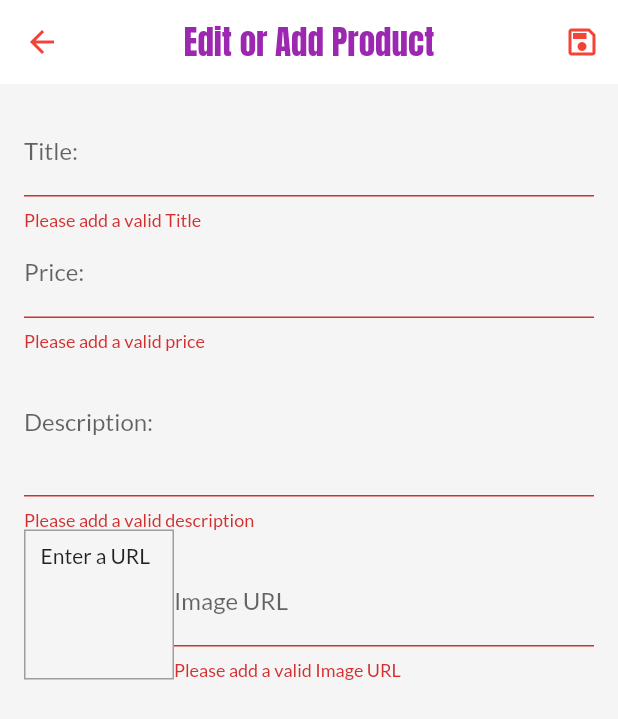
After one commit to josuearroliga/Shop-App, a Flutter app: the EditProductScreen screen opened by its route, after a tap on the "save" icon, on a phone screen of 412 x 824 dp. The commit adds this screen. Shown: the top 719 px of the screen. Run offline on Flutter 3.47's test engine with Material 2 defaults, Android fonts, the phone set to English and light mode, and no system bars; network calls fail.

Commit message:
Added capacity to edit and add new products, also to manage them.

```diff
--- a/lib/providers/products.dart
+++ b/lib/providers/products.dart
@@ -10,7 +10,7 @@ class Products with ChangeNotifier {
       description: 'A red shirt - it is pretty red!',
       price: 29.99,
       imageUrl:
-          'https://cdn.pixabay.com/photo/2016/10/02/22/17/red-t-shirt-1710578_1280.jpg',
+          'https://upload.wikimedia.org/wikipedia/commons/a/aa/T-shirt_serigraphie_1_Couleur.jpg',
     ),
     Product(
       id: 'p2',
@@ -58,9 +58,18 @@ class Products with ChangeNotifier {
   //   notifyListeners();
   // }
 
-  void addProduct() {
+  void addProduct(Product product) {
     //_items.add(value);
     //Will let other widgets know if we made changes in this class.
+    final newProduct = Product(
+      title: product.title,
+      description: product.description,
+      imageUrl: product.imageUrl,
+      price: product.price,
+      id: DateTime.now().toString(),
+    );
+    _items.add(newProduct);
+
     notifyListeners();
   }
 
--- /dev/null
+++ b/lib/screens/edit_product_screen.dart
@@ -0,0 +1,279 @@
+import 'package:flutter/material.dart';
+import 'package:provider/provider.dart';
+
+import '../providers/product.dart';
+import '../providers/products.dart';
+
+class EditProductScreen extends StatefulWidget {
+  static const routeName = '/edit-prod';
+  @override
+  State<EditProductScreen> createState() => _EditProductScreenState();
+}
+
+class _EditProductScreenState extends State<EditProductScreen> {
+  //Manage whcih input is focused.
+  final _priceFocusNode = FocusNode();
+  final _DescFocusNode = FocusNode();
+  final _imageUrlFocusNode = FocusNode();
+  final _imageUrlController = TextEditingController();
+  //This is to interact with the from details, this way we can save its elements.
+  final _form = GlobalKey<FormState>();
+
+//This varioable is createdf to store the textformfiel data once we click on save.
+  var _editedProduct =
+      Product(id: null, title: '', description: '', price: 0, imageUrl: '');
+
+//Creating a map to store the values that we will give to the form when empty.
+  var _initValue = {
+    'title': '',
+    'description': '',
+    'price': '',
+    'imageUrl': '',
+  };
+
+  //DidchangeDependencies controller
+  var isInit = true;
+
+  //We need to dispose the focus nodes after using them since the remain
+  //in memory even if were nto using them.
+  @override
+  void initState() {
+    // TODO: implement initState
+    //Adding this to properly set a listener to the image focus node.
+    _imageUrlFocusNode.addListener(_imageUrlListener);
+    super.initState();
+  }
+
+  @override
+  void dispose() {
+    //All this should be disposed once we have started listening, if not
+    //it will remian in memory.
+    _imageUrlFocusNode.dispose();
+    _DescFocusNode.dispose();
+    _priceFocusNode.dispose();
+    _imageUrlController.dispose();
+    // TODO: implement dispose
+    super.dispose();
+  }
+
+  //This is created to control the preloaded product, before build runs.
+  @override
+  void didChangeDependencies() {
+    if (isInit) {
+      //We gather the prodId received when the navigator pushed this page
+      // and convert it to string.
+      final productId = ModalRoute.of(context).settings.arguments as String;
+      //Checking if we received an argument.
+      if (productId != null) {
+        //Initialize the dummy product here
+        _editedProduct =
+            Provider.of<Products>(context, listen: false).findById(productId);
+        //We assign the edited product values to the map s we can transfer to
+        //the from text fields.
+        _initValue = {
+          'title': _editedProduct.title,
+          'description': _editedProduct.description,
+          'price': _editedProduct.price.toString(),
+          'imageUrl': '',
+        };
+        _imageUrlController.text = _editedProduct.imageUrl;
+      }
+    }
+    //Make it run only once by setting isInit to false.
+    isInit = false;
+    super.didChangeDependencies();
+  }
+
+//If we loose focus we update the UI immediately.
+  void _imageUrlListener() {
+    if (!_imageUrlFocusNode.hasFocus) {
+      setState(() {});
+    }
+  }
+
+  //Saves when we press the save button.
+  //From onFieldSubmitted
+  void _saveForm() {
+    //Validating fields
+    final isValid = _form.currentState.validate();
+    if (!isValid) {
+      return;
+    }
+    _form.currentState.save();
+    //This one calls the add product method inside the products provider to gather the data and create
+    //the nnew product.
+    Provider.of<Products>(context, listen: false).addProduct(_editedProduct);
+    //Go to previous page.
+    Navigator.of(context).pop();
+  }
+
+  @override
+  Widget build(BuildContext context) {
+    return Scaffold(
+      appBar: AppBar(
+        title: Text('Edit or Add Product'),
+        actions: [
+          IconButton(
+            onPressed: _saveForm,
+            icon: Icon(Icons.save_outlined),
+          ),
+        ],
+      ),
+      body: Padding(
+        padding: const EdgeInsets.all(16.0),
+        child: Form(
+          key: _form,
+          child: ListView(
+            children: [
+              TextFormField(
+                initialValue: _initValue['title'],
+                decoration: InputDecoration(labelText: 'Title:'),
+                textInputAction: TextInputAction.next,
+                //This states what the return button should look l
+                //We tell Flutte when tyhis first title is submitted he can jump to
+                //the provided focus node which si the price.
+                onFieldSubmitted: (_) {
+                  FocusScope.of(context).requestFocus(_priceFocusNode);
+                },
+                //This will control how the form validates the data.
+                validator: (value) {
+                  if (value.isEmpty) {
+                    return 'Please add a valid Title';
+                  }
+                  return null;
+                },
+                onSaved: (value) {
+                  _editedProduct = Product(
+                      id: null,
+                      title: value,
+                      description: _editedProduct.description,
+                      price: _editedProduct.price,
+                      imageUrl: _editedProduct.imageUrl);
+                },
+              ),
+              TextFormField(
+                initialValue: _initValue['price'],
+                decoration: InputDecoration(labelText: 'Price:'),
+                //This states what the return button should look like.
+                textInputAction: TextInputAction.next,
+                keyboardType: TextInputType.number,
+                focusNode: _priceFocusNode,
+                onFieldSubmitted: (_) {
+                  FocusScope.of(context).requestFocus(_DescFocusNode);
+                },
+                validator: (value) {
+                  if (value.isEmpty) {
+                    return 'Please add a valid price';
+                  }
+                  if (double.tryParse(value) < 0) {
+                    return 'Please add a value higher than zero';
+                  }
+                  return null;
+                },
+                onSaved: (value) {
+                  _editedProduct = Product(
+                      id: null,
+                      title: _editedProduct.title,
+                      description: _editedProduct.description,
+                      price: double.parse(value),
+                      imageUrl: _editedProduct.imageUrl);
+                },
+              ),
+              TextFormField(
+                initialValue: _initValue['description'],
+                decoration: InputDecoration(labelText: 'Description:'),
+                maxLines: 3,
+                //textInputAction: TextInputAction.next,
+                keyboardType: TextInputType.multiline,
+                focusNode: _DescFocusNode,
+                validator: (value) {
+                  if (value.isEmpty) {
+                    return 'Please add a valid description';
+                  }
+                  if (value.length < 10) {
+                    return 'Enter a description with nmore than 10 characters';
+                  }
+                  return null;
+                },
+                onSaved: (value) {
+                  _editedProduct = Product(
+                      id: null,
+                      title: _editedProduct.title,
+                      description: value,
+                      price: _editedProduct.price,
+                      imageUrl: _editedProduct.imageUrl);
+                },
+              ),
+              Row(
+                crossAxisAlignment: CrossAxisAlignment.end,
+                children: [
+                  Container(
+                    padding: EdgeInsets.only(top: 8, right: 10, left: 10),
+                    height: 100,
+                    width: 100,
+                    decoration: BoxDecoration(
+                      border: Border.all(width: 1, color: Colors.grey),
+                    ),
+                    child: _imageUrlController.text.isEmpty
+                        ? Text('Enter a URL')
+                        : FittedBox(
+                            child: Image.network(
+                              _imageUrlController.text,
+                              fit: BoxFit.cover,
+                            ),
+                          ),
+                  ),
+                  Expanded(
+                    child: TextFormField(
+                      decoration: InputDecoration(labelText: "Image URL"),
+                      keyboardType: TextInputType.url,
+                      textInputAction: TextInputAction.done,
+                      controller: _imageUrlController,
+                      focusNode: _imageUrlFocusNode,
+                      onFieldSubmitted: (_) {
+                        _saveForm();
+                      },
+                      validator: (value) {
+                        if (value.isEmpty) {
+                          return 'Please add a valid Image URL';
+                        }
+                        if (!value.startsWith('http') ||
+                            !value.startsWith('https')) {
+                          return 'Please enter a valid Image URL';
+                        }
+                        return null;
+                      },
+                      onSaved: (value) {
+                        _editedProduct = Product(
+                            id: null,
+                            title: _editedProduct.title,
+                            description: _editedProduct.description,
+                            price: _editedProduct.price,
+                            imageUrl: value);
+                      },
+                    ),
+                  ),
+                ],
+              ),
+            ],
+          ),
+        ),
+      ),
+    );
+  }
+}
+
+//
+// Expanded(
+//   child: TextFormField(
+//     decoration: InputDecoration(labelText: 'Image URL'),
+//     keyboardType: TextInputType.url,
+//     textInputAction: TextInputAction.done,
+//     controller: _imageUrlController,
+//     onEditingComplete: () {
+//       setState(() {});
+//     },
+//   )
+// )
+
+//https://upload.wikimedia.org/wikipedia/commons/b/be/A_very_small_book.png
--- a/lib/widgets/app_drawer.dart
+++ b/lib/widgets/app_drawer.dart
@@ -1,5 +1,6 @@
 import 'package:flutter/material.dart';
 
+import '../screens/user_products.dart';
 import '../screens/products_overview_screen.dart';
 import '../screens/orders_screen.dart';
 
@@ -29,6 +30,14 @@ class AppDrawer extends StatelessWidget {
             Navigator.of(context).pushReplacementNamed(OrdersScreen.routeName);
           },
         ),
+        ListTile(
+          leading: Icon(Icons.edit_attributes_rounded),
+          title: Text('Manage Products'),
+          onTap: () {
+            Navigator.of(context)
+                .pushReplacementNamed(UserProductsScreen.routeName);
+          },
+        ),
       ],
     ));
   }
--- a/lib/widgets/product_item.dart
+++ b/lib/widgets/product_item.dart
@@ -60,8 +60,8 @@ class ProductItem extends StatelessWidget {
             onPressed: () {
               cart.addItem(product.id, product.price, product.title);
               //To immediately show a snackbar after the other:
-              Scaffold.of(context).hideCurrentSnackBar();
-              Scaffold.of(context).showSnackBar(
+              ScaffoldMessenger.of(context).hideCurrentSnackBar();
+              ScaffoldMessenger.of(context).showSnackBar(
                 SnackBar(
                   content: Text('Item added to cart'),
                   duration: Duration(seconds: 1),
```
Also changed, not shown: lib/main.dart (+6 -1 lines), lib/screens/user_products.dart (added, +44 -0 lines), lib/widgets/user_product_item.dart (added, +38 -0 lines).
